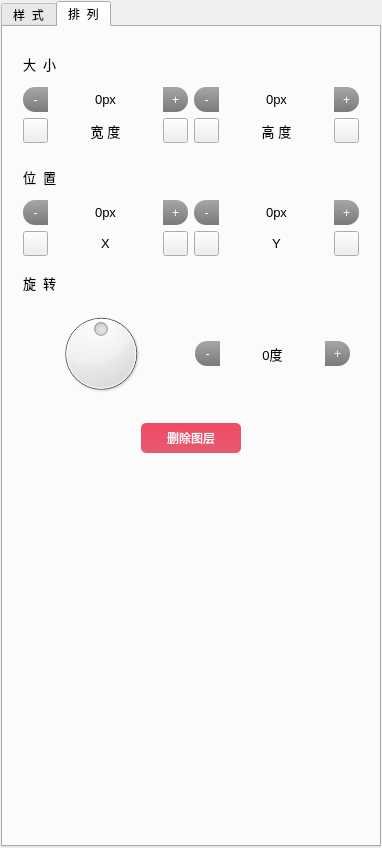
The window that SelfWidget/righttoolbox.ui (xibeilang524/Graphics) describes before a commit, drawn with Qt 5.
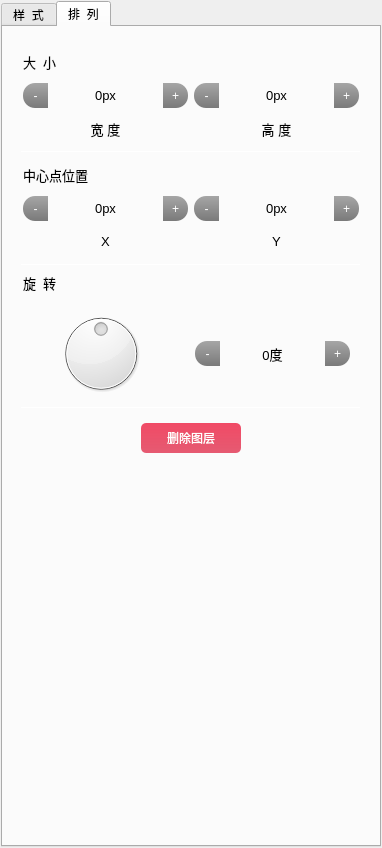
The same window after the commit. The open tabs and pages were chosen to show the change.

Commit message: 添加控件拖动位置实时显示

```diff
--- a/SelfWidget/righttoolbox.ui
+++ b/SelfWidget/righttoolbox.ui
@@ -1147,35 +1147,14 @@
                  <layout class="QHBoxLayout" name="horizontalLayout_9">
                   <item>
                    <layout class="QHBoxLayout" name="horizontalLayout_18">
-                    <item>
-                     <widget class="QPushButton" name="sizeWM_3">
-                      <property name="minimumSize">
-                       <size>
-                        <width>25</width>
-                        <height>25</height>
-                       </size>
-                      </property>
-                      <property name="maximumSize">
-                       <size>
-                        <width>25</width>
-                        <height>25</height>
-                       </size>
-                      </property>
-                      <property name="styleSheet">
-                       <string notr="true">QPushButton#sizeWM{
-  background-color:red;
-  color:white;
-  border-top-left-radius:12px;
-  border-bottom-left-radius:12px;
-}</string>
-                      </property>
-                      <property name="text">
-                       <string/>
-                      </property>
-                     </widget>
-                    </item>
                     <item>
                      <widget class="QLabel" name="label_7">
+                      <property name="minimumSize">
+                       <size>
+                        <width>0</width>
+                        <height>25</height>
+                       </size>
+                      </property>
                       <property name="font">
                        <font>
                         <family>Microsoft YaHei UI</family>
@@ -1193,66 +1172,18 @@
                       </property>
                      </widget>
                     </item>
-                    <item>
-                     <widget class="QPushButton" name="sizeWP_3">
-                      <property name="minimumSize">
-                       <size>
-                        <width>25</width>
-                        <height>25</height>
-                       </size>
-                      </property>
-                      <property name="maximumSize">
-                       <size>
-                        <width>25</width>
-                        <height>25</height>
-                       </size>
-                      </property>
-                      <property name="styleSheet">
-                       <string notr="true">QPushButton#sizeWP{
-  background-color:red;
-  color:white;
-  border-top-right-radius:12px;
-  border-bottom-right-radius:12px;
-}</string>
-                      </property>
-                      <property name="text">
-                       <string/>
-                      </property>
-                     </widget>
-                    </item>
                    </layout>
                   </item>
                   <item>
                    <layout class="QHBoxLayout" name="horizontalLayout_17">
-                    <item>
-                     <widget class="QPushButton" name="sizeWM_2">
-                      <property name="minimumSize">
-                       <size>
-                        <width>25</width>
-                        <height>25</height>
-                       </size>
-                      </property>
-                      <property name="maximumSize">
-                       <size>
-                        <width>25</width>
-                        <height>25</height>
-                       </size>
-                      </property>
-                      <property name="styleSheet">
-                       <string notr="true">QPushButton#sizeWM{
-  background-color:red;
-  color:white;
-  border-top-left-radius:12px;
-  border-bottom-left-radius:12px;
-}</string>
-                      </property>
-                      <property name="text">
-                       <string/>
-                      </property>
-                     </widget>
-                    </item>
                     <item>
                      <widget class="QLabel" name="label_6">
+                      <property name="minimumSize">
+                       <size>
+                        <width>0</width>
+                        <height>25</height>
+                       </size>
+                      </property>
                       <property name="font">
                        <font>
                         <family>Microsoft YaHei UI</family>
@@ -1270,33 +1201,6 @@
                       </property>
                      </widget>
                     </item>
-                    <item>
-                     <widget class="QPushButton" name="sizeWP_2">
-                      <property name="minimumSize">
-                       <size>
-                        <width>25</width>
-                        <height>25</height>
-                       </size>
-                      </property>
-                      <property name="maximumSize">
-                       <size>
-                        <width>25</width>
-                        <height>25</height>
-                       </size>
-                      </property>
-                      <property name="styleSheet">
-                       <string notr="true">QPushButton#sizeWP{
-  background-color:red;
-  color:white;
-  border-top-right-radius:12px;
-  border-bottom-right-radius:12px;
-}</string>
-                      </property>
-                      <property name="text">
-                       <string/>
-                      </property>
-                     </widget>
-                    </item>
                    </layout>
                   </item>
                  </layout>
@@ -1350,7 +1254,7 @@
                    <string notr="true"/>
                   </property>
                   <property name="text">
-                   <string>位  置</string>
+                   <string>中心点位置</string>
                   </property>
                   <property name="alignment">
                    <set>Qt::AlignLeading|Qt::AlignLeft|Qt::AlignVCenter</set>
@@ -1567,35 +1471,14 @@
                  <layout class="QHBoxLayout" name="horizontalLayout_14">
                   <item>
                    <layout class="QHBoxLayout" name="horizontalLayout_16">
-                    <item>
-                     <widget class="QPushButton" name="posXM_3">
-                      <property name="minimumSize">
-                       <size>
-                        <width>25</width>
-                        <height>25</height>
-                       </size>
-                      </property>
-                      <property name="maximumSize">
-                       <size>
-                        <width>25</width>
-                        <height>25</height>
-                       </size>
-                      </property>
-                      <property name="styleSheet">
-                       <string notr="true">QPushButton#posXM{
-  background-color:red;
-  color:white;
-  border-top-left-radius:12px;
-  border-bottom-left-radius:12px;
-}</string>
-                      </property>
-                      <property name="text">
-                       <string/>
-                      </property>
-                     </widget>
-                    </item>
                     <item>
                      <widget class="QLabel" name="label_12">
+                      <property name="minimumSize">
+                       <size>
+                        <width>0</width>
+                        <height>25</height>
+                       </size>
+                      </property>
                       <property name="font">
                        <font>
                         <family>Microsoft YaHei UI</family>
@@ -1613,66 +1496,18 @@
                       </property>
                      </widget>
                     </item>
-                    <item>
-                     <widget class="QPushButton" name="posXP_3">
-                      <property name="minimumSize">
-                       <size>
-                        <width>25</width>
-                        <height>25</height>
-                       </size>
-                      </property>
-                      <property name="maximumSize">
-                       <size>
-                        <width>25</width>
-                        <height>25</height>
-                       </size>
-                      </property>
-                      <property name="styleSheet">
-                       <string notr="true">QPushButton#posXP{
-  background-color:red;
-  color:white;
-  border-top-right-radius:12px;
-  border-bottom-right-radius:12px;
-}</string>
-                      </property>
-                      <property name="text">
-                       <string/>
-                      </property>
-                     </widget>
-                    </item>
                    </layout>
                   </item>
                   <item>
                    <layout class="QHBoxLayout" name="horizontalLayout_15">
-                    <item>
-                     <widget class="QPushButton" name="posXM_2">
-                      <property name="minimumSize">
-                       <size>
-                        <width>25</width>
-                        <height>25</height>
-                       </size>
-                      </property>
-                      <property name="maximumSize">
-                       <size>
-                        <width>25</width>
-                        <height>25</height>
-                       </size>
-                      </property>
-                      <property name="styleSheet">
-                       <string notr="true">QPushButton#posXM{
-  background-color:red;
-  color:white;
-  border-top-left-radius:12px;
-  border-bottom-left-radius:12px;
-}</string>
-                      </property>
-                      <property name="text">
-                       <string/>
-                      </property>
-                     </widget>
-                    </item>
                     <item>
                      <widget class="QLabel" name="label_11">
+                      <property name="minimumSize">
+                       <size>
+                        <width>0</width>
+                        <height>25</height>
+                       </size>
+                      </property>
                       <property name="font">
                        <font>
                         <family>Microsoft YaHei UI</family>
@@ -1690,33 +1525,6 @@
                       </property>
                      </widget>
                     </item>
-                    <item>
-                     <widget class="QPushButton" name="posXP_2">
-                      <property name="minimumSize">
-                       <size>
-                        <width>25</width>
-                        <height>25</height>
-                       </size>
-                      </property>
-                      <property name="maximumSize">
-                       <size>
-                        <width>25</width>
-                        <height>25</height>
-                       </size>
-                      </property>
-                      <property name="styleSheet">
-                       <string notr="true">QPushButton#posXP{
-  background-color:red;
-  color:white;
-  border-top-right-radius:12px;
-  border-bottom-right-radius:12px;
-}</string>
-                      </property>
-                      <property name="text">
-                       <string/>
-                      </property>
-                     </widget>
-                    </item>
                    </layout>
                   </item>
                  </layout>
```
Left out of the diff: 2 changed lines with no effect on the pictures. The commit also changes 9 other files.
